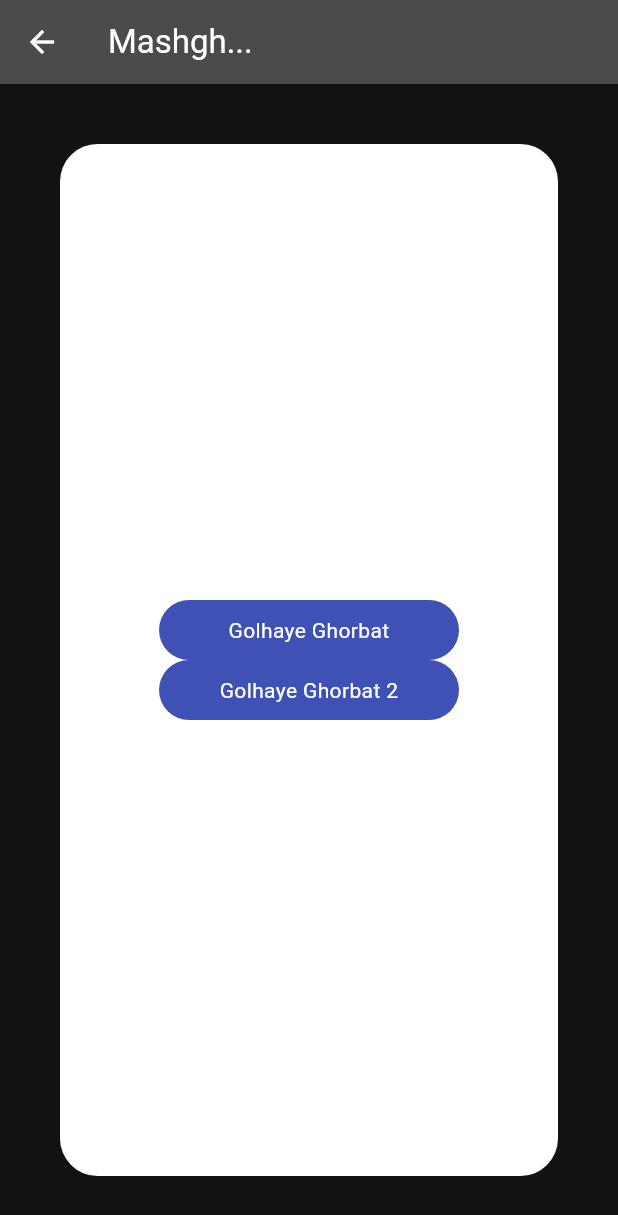
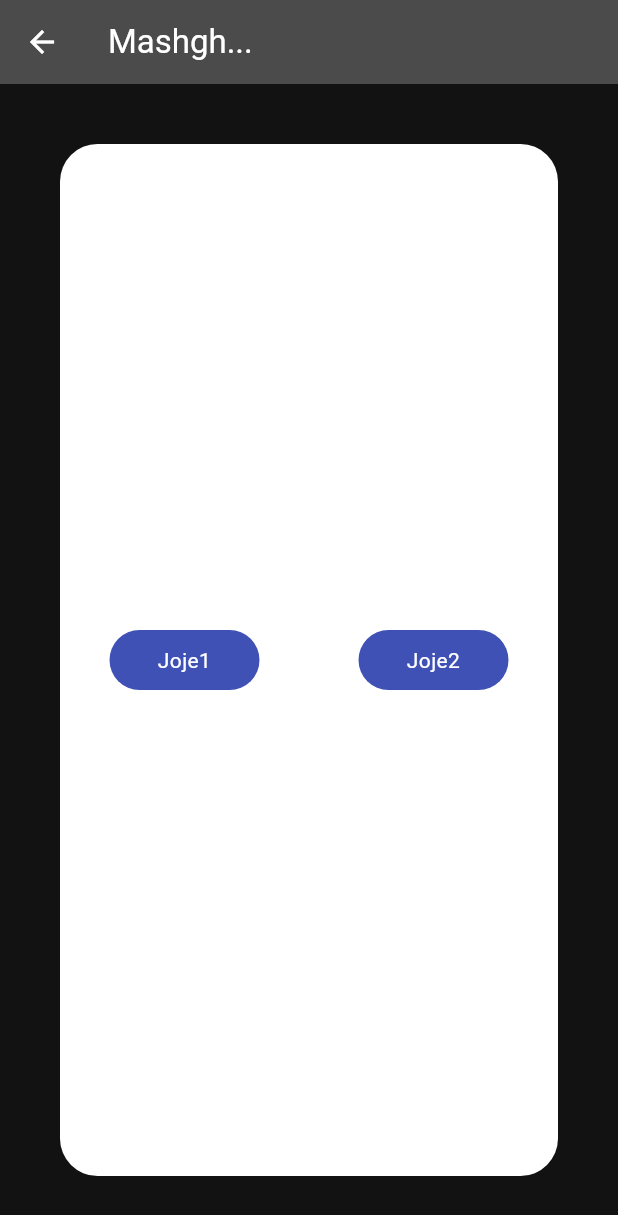
Before and after one commit to faniiaa/counter, a Flutter app: the screen it shows after launch, on a phone screen of 412 x 824 dp. Shown: the top 1215 px of the screen. Run offline on Flutter 3.47's test engine with Material 3 defaults, Android fonts, the phone set to English and light mode, and no system bars.

Commit message:
Row and positioning

```diff
--- a/lib/main.dart
+++ b/lib/main.dart
@@ -95,26 +95,28 @@ class Page extends StatelessWidget {
           color: Colors.white,
         ),
         child: Center(
-          child: Column(
-            mainAxisAlignment: MainAxisAlignment.spaceEvenly,
-            crossAxisAlignment: CrossAxisAlignment.end,
-            mainAxisSize: MainAxisSize.min,
+          child: Container(
+            height: double.infinity,
+            child: Row(
+              mainAxisAlignment: MainAxisAlignment.spaceAround,
+              //mainAxisSize: MainAxisSize.min,
+              //crossAxisAlignment: CrossAxisAlignment.start,
               children: [
                 Container(
-                width: 200,
+                  width: 100,
                   height: 40,
                   alignment: Alignment.center,
-                child: Text('Golhaye Ghorbat', textAlign: TextAlign.center),
+                  child: Text('Joje1', textAlign: TextAlign.center),
                   decoration: BoxDecoration(
                     borderRadius: BorderRadius.circular(25),
                     color: Colors.indigo,
                   ),
                 ),
                 Container(
-                width: 200,
+                  width: 100,
                   height: 40,
                   alignment: Alignment.center,
-                child: Text('Golhaye Ghorbat 2', textAlign: TextAlign.center),
+                  child: Text('Joje2', textAlign: TextAlign.center),
                   decoration: BoxDecoration(
                     borderRadius: BorderRadius.circular(25),
                     color: Colors.indigo,
@@ -124,6 +126,7 @@ class Page extends StatelessWidget {
             ),
           ),
         ),
+      ),
     );
   }
 }
```
Lines whose indentation alone changed are shown as unchanged.
